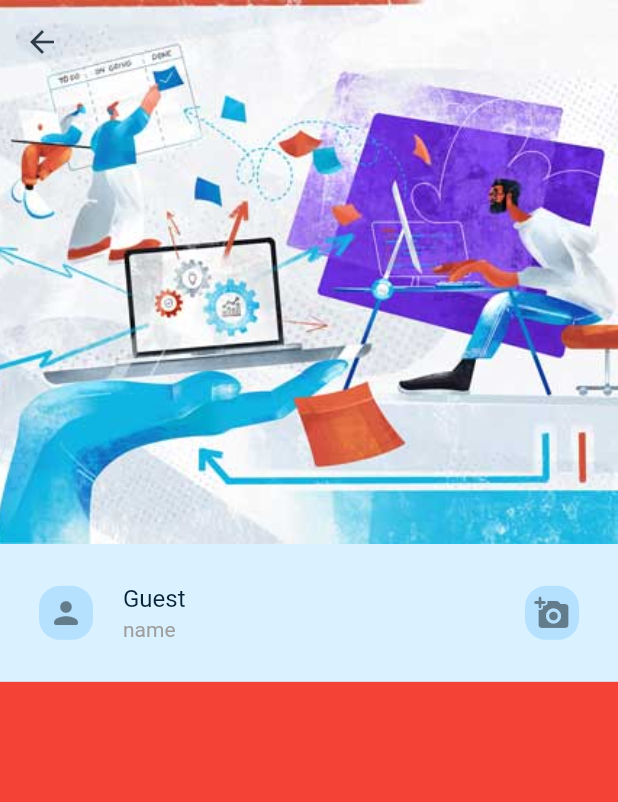
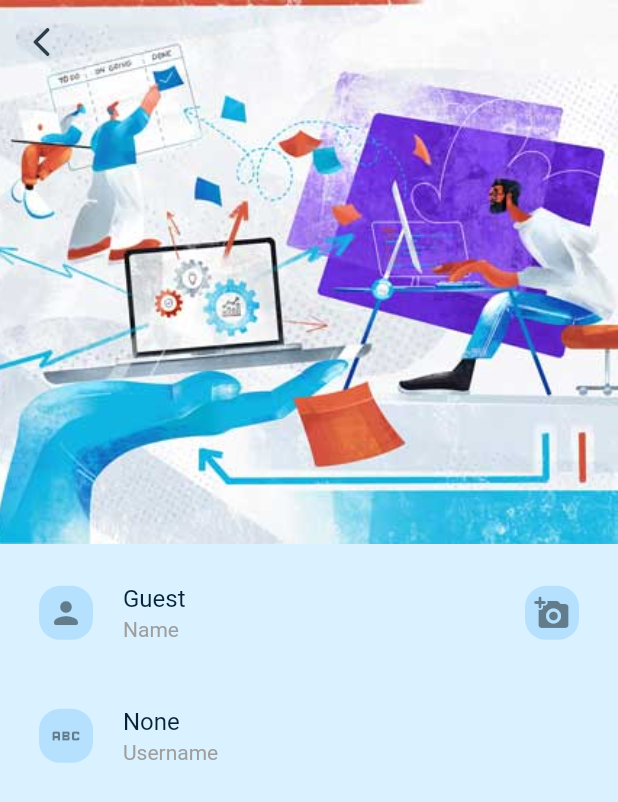
Before and after one commit to heorhiikanir/business_flutter, a Flutter app: the ProfilePage screen opened directly, on a phone screen of 412 x 824 dp. Shown: the top 802 px of the screen. Run offline on Flutter 3.47's test engine with Material 2 defaults, Android fonts, the phone set to English and light mode, and no system bars; our stand-ins replace cached_network_image, convert, dio, emoji_picker_flutter, file_picker, firebase_core and 7 more; missing offline and left inert: detectable_text_field, encrypt, phlox_animations, qr_code_scanner; accounts and stored records are empty; network calls fail.

Commit message:
create profile_provider.dart and edit_profile_page.dart for edit information user

```diff
--- a/lib/main.dart
+++ b/lib/main.dart
@@ -3,7 +3,9 @@ import 'package:chat_babakcode/providers/auth_provider.dart';
 import 'package:chat_babakcode/providers/home_provider.dart';
 import 'package:chat_babakcode/providers/login_provider.dart';
 import 'package:chat_babakcode/providers/global_setting_provider.dart';
+import 'package:chat_babakcode/providers/profile_provider.dart';
 import 'package:chat_babakcode/providers/security_provider.dart';
+import 'package:chat_babakcode/ui/pages/profile/profile_page.dart';
 import 'package:chat_babakcode/ui/pages/splash/splash_page.dart';
 import 'package:firebase_core/firebase_core.dart';
 import 'package:flutter/foundation.dart';
@@ -81,6 +83,7 @@ class _Provider extends StatelessWidget {
         ChangeNotifierProvider(
           create: (c) => HomeProvider(),
         ),
+        ChangeNotifierProxyProvider<ChatProvider , ProfileProvider>(create: (context) => ProfileProvider(), update: (context, value, previous) => previous!..initChatProvider(value),)
       ],
       child: const MyApp(),
     );
--- /dev/null
+++ b/lib/providers/profile_provider.dart
@@ -0,0 +1,8 @@
+import 'package:flutter/cupertino.dart';
+
+import 'chat_provider.dart';
+
+class ProfileProvider extends ChangeNotifier {
+  initChatProvider(ChatProvider chatProvider) {}
+
+}
--- a/lib/ui/pages/profile/profile_page.dart
+++ b/lib/ui/pages/profile/profile_page.dart
@@ -1,6 +1,9 @@
 import 'package:chat_babakcode/providers/auth_provider.dart';
 import 'package:chat_babakcode/providers/global_setting_provider.dart';
+import 'package:chat_babakcode/ui/pages/profile/edit_profile_page.dart';
 import 'package:chat_babakcode/ui/widgets/app_button.dart';
+import 'package:file_picker/file_picker.dart';
+import 'package:flutter/cupertino.dart';
 import 'package:flutter/material.dart';
 import 'package:provider/provider.dart';
 
@@ -17,16 +20,21 @@ class ProfilePage extends StatelessWidget {
     return Scaffold(
       body: NestedScrollView(
         headerSliverBuilder: (BuildContext context, bool innerBoxIsScrolled) {
+          print("INNEER SCROLLED VI=======>$innerBoxIsScrolled");
           return [
             SliverAppBar(
+              leading: IconButton(
+                onPressed: () => Navigator.pop(context),
+                icon: const Icon(Icons.arrow_back_ios_rounded),
+              ),
               pinned: true,
               floating: false,
+              collapsedHeight: 70,
               expandedHeight: MediaQuery.of(context).size.height * .44,
               flexibleSpace: LayoutBuilder(
                 builder: (BuildContext context, BoxConstraints constraints) {
-
-                  return FlexibleSpaceBar(
-                    title: constraints.biggest.height == 56
+                   return FlexibleSpaceBar(
+                    title: constraints.biggest.height == 70
                         ? const AppText('Profile')
                         : const SizedBox(),
                     background: Image.asset("assets/images/p1.jpg",
@@ -38,15 +46,13 @@ class ProfilePage extends StatelessWidget {
           ];
         },
         body: SingleChildScrollView(
-          physics: const BouncingScrollPhysics(),
-          child: Column(
-            children: [
-              Padding(
-                padding:
-                    const EdgeInsets.symmetric(horizontal: 12, vertical: 10),
-                child: ListTile(
+          child: Padding(
+            padding: const EdgeInsets.symmetric(horizontal: 12, vertical: 10),
+            child: Column(
+              children: [
+                ListTile(
                   subtitle: const Text(
-                    'name',
+                    'Name',
                     style: TextStyle(color: Colors.grey),
                   ),
                   contentPadding: const EdgeInsets.symmetric(horizontal: 10),
@@ -65,28 +71,80 @@ class ProfilePage extends StatelessWidget {
                     borderRadius: BorderRadius.circular(20),
                   ),
                   minLeadingWidth: 30,
-                  onTap: () {},
+                  onTap: () => Navigator.push(
+                      context,
+                      CupertinoPageRoute(
+                        builder: (context) => EditProfilePage(
+                          title: 'Name',
+                          hintTextField:
+                              auth.myUser?.name ?? 'please enter your name',
+                          description:
+                              'You can enter a username in Business Chat. People can see you by this name',
+                        ),
+                      )),
                   trailing: Card(
                     elevation: 0,
                     shape: RoundedRectangleBorder(
                         borderRadius: BorderRadius.circular(14)),
                     clipBehavior: Clip.antiAliasWithSaveLayer,
-                    child: const SizedBox(
+                    child: SizedBox(
                         height: 36,
                         width: 36,
-                        child: Icon(Icons.add_a_photo_rounded)),
+                        child: InkWell(
+                          child: const Icon(Icons.add_a_photo_rounded),
+                          onTap: () async{
+                            FilePickerResult? result =
+                                await FilePicker.platform.pickFiles(
+                              type: FileType.image,
+                            );
+                            if(result != null){
+                              print(result);
+                            }
+                          },
+                        )),
                   ),
                   tileColor: globalSettingProvider.isDarkTheme
                       ? AppConstants.textColor[900]
                       : AppConstants.scaffoldLightBackground,
                 ),
-              ),
-              Container(
-                height: 4000,
-                color: Colors.red,
-                width: double.infinity,
-              )
-            ],
+                const SizedBox(
+                  height: 10,
+                ),
+                ListTile(
+                  subtitle: const Text(
+                    'Username',
+                    style: TextStyle(color: Colors.grey),
+                  ),
+                  contentPadding: const EdgeInsets.symmetric(horizontal: 10),
+                  leading: Card(
+                    elevation: 0,
+                    shape: RoundedRectangleBorder(
+                        borderRadius: BorderRadius.circular(14)),
+                    clipBehavior: Clip.antiAliasWithSaveLayer,
+                    child: const SizedBox(
+                        height: 36, width: 36, child: Icon(Icons.abc)),
+                  ),
+                  title: AppText('None'),
+                  shape: RoundedRectangleBorder(
+                    borderRadius: BorderRadius.circular(20),
+                  ),
+                  minLeadingWidth: 30,
+                  onTap: () => Navigator.push(
+                      context,
+                      CupertinoPageRoute(
+                        builder: (context) => EditProfilePage(
+                          title: 'Username',
+                          hintTextField: auth.myUser?.username ?? 'username',
+                          description:
+                              'You can choose a username on Business chat. If you do, people will be able to find you by this username and contact you without needing your phone number.\n\nYou can use a-z, 0-9 and underscores. Minimum length is 5 characters.',
+                        ),
+                      )),
+                  tileColor: globalSettingProvider.isDarkTheme
+                      ? AppConstants.textColor[900]
+                      : AppConstants.scaffoldLightBackground,
+                ),
+              ],
+            ),
           ),
         ),
       ),
```
Also changed, not shown: lib/ui/pages/profile/edit_profile_page.dart (added, +58 -0 lines).
